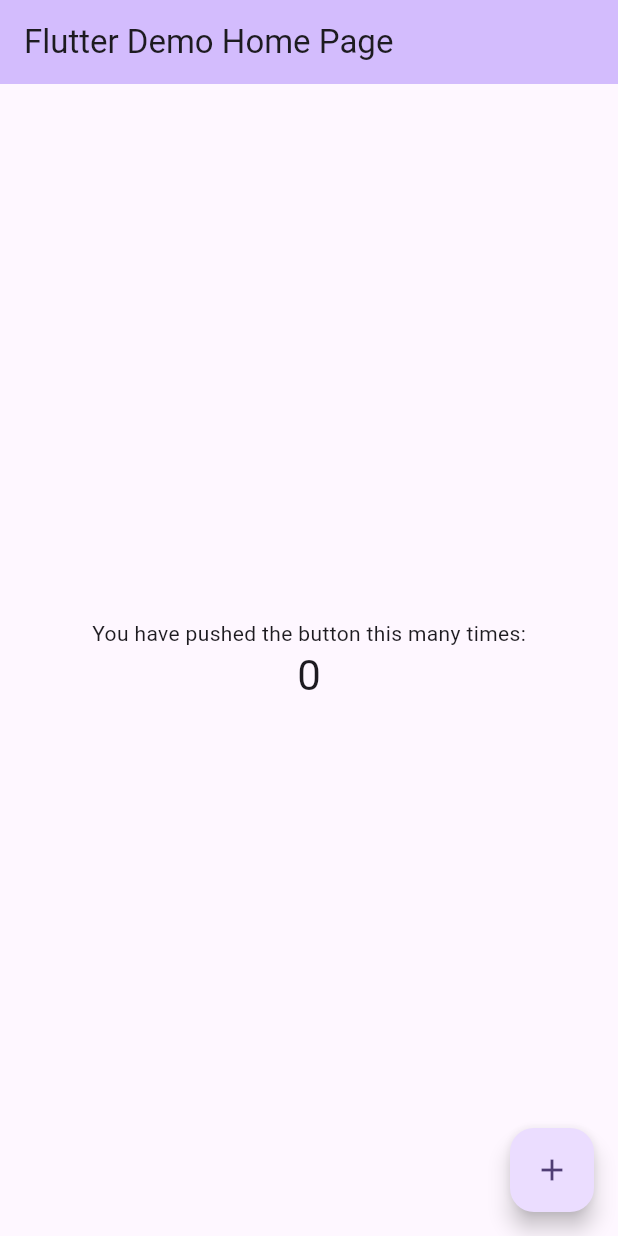
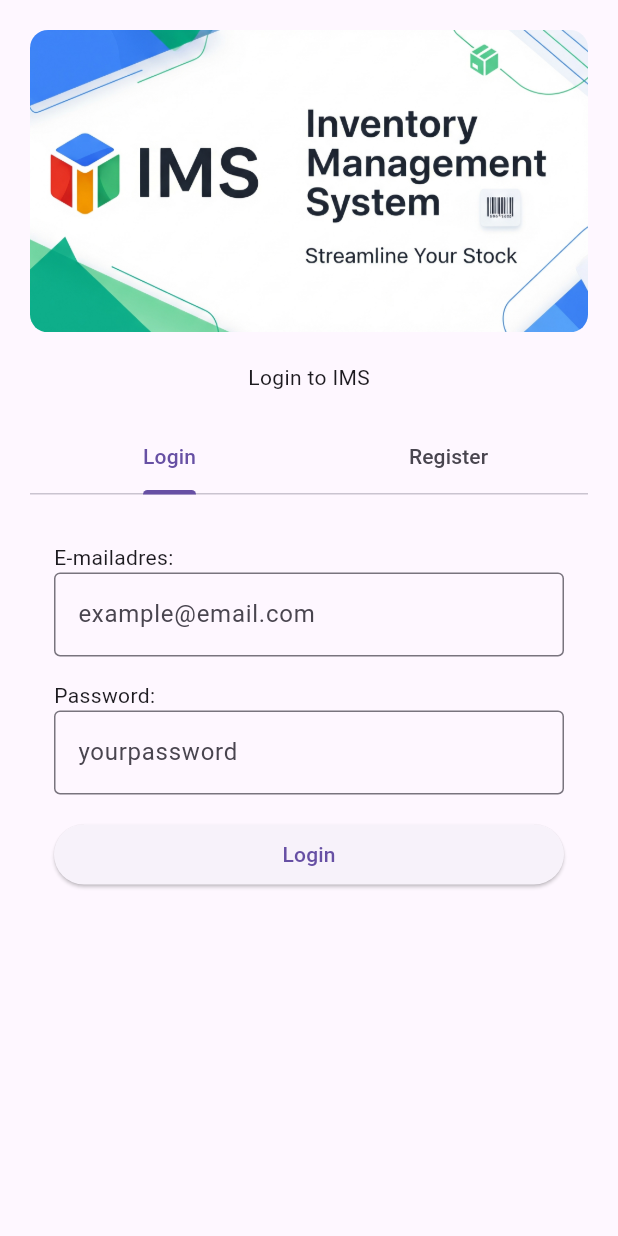
Before and after one commit to thomas-321/ims, a Flutter app: the screen it shows after launch, on a phone screen of 412 x 824 dp. Run offline on Flutter 3.47's test engine with Material 3 defaults, Android fonts, the light colour scheme and no system bars.

Commit message:
login/register page created

```diff
--- /dev/null
+++ b/app/devtools_options.yaml
@@ -0,0 +1,3 @@
+description: This file stores settings for Dart & Flutter DevTools.
+documentation: https://docs.flutter.dev/tools/devtools/extensions#configure-extension-enablement-states
+extensions:
--- /dev/null
+++ b/app/lib/API.dart
@@ -0,0 +1,2 @@
+
+String apiUrl = "https://example.com/api";
--- a/app/lib/main.dart
+++ b/app/lib/main.dart
@@ -1,4 +1,8 @@
+
+import 'package:app/pages/login.dart';
 import 'package:flutter/material.dart';
+
+
 
 void main() {
   runApp(const MyApp());
@@ -7,116 +11,31 @@ void main() {
 class MyApp extends StatelessWidget {
   const MyApp({super.key});
 
-  // This widget is the root of your application.
   @override
   Widget build(BuildContext context) {
     return MaterialApp(
-      title: 'Flutter Demo',
-      theme: ThemeData(
-        // This is the theme of your application.
-        //
-        // TRY THIS: Try running your application with "flutter run". You'll see
-        // the application has a purple toolbar. Then, without quitting the app,
-        // try changing the seedColor in the colorScheme below to Colors.green
-        // and then invoke "hot reload" (save your changes or press the "hot
-        // reload" button in a Flutter-supported IDE, or press "r" if you used
-        // the command line to start the app).
-        //
-        // Notice that the counter didn't reset back to zero; the application
-        // state is not lost during the reload. To reset the state, use hot
-        // restart instead.
-        //
-        // This works for code too, not just values: Most code changes can be
-        // tested with just a hot reload.
-        colorScheme: ColorScheme.fromSeed(seedColor: Colors.deepPurple),
-      ),
-      home: const MyHomePage(title: 'Flutter Demo Home Page'),
-    );
+      home: LoginPage()
+      );
   }
 }
 
-class MyHomePage extends StatefulWidget {
-  const MyHomePage({super.key, required this.title});
+// class MyApp extends StatelessWidget {
+//   const MyApp({super.key});
+//   final int test = 0;
 
-  // This widget is the home page of your application. It is stateful, meaning
-  // that it has a State object (defined below) that contains fields that affect
-  // how it looks.
-
-  // This class is the configuration for the state. It holds the values (in this
-  // case the title) provided by the parent (in this case the App widget) and
-  // used by the build method of the State. Fields in a Widget subclass are
-  // always marked "final".
-
-  final String title;
-
-  @override
-  State<MyHomePage> createState() => _MyHomePageState();
-}
-
-class _MyHomePageState extends State<MyHomePage> {
-  int _counter = 0;
-
-  void _incrementCounter() {
-    setState(() {
-      // This call to setState tells the Flutter framework that something has
-      // changed in this State, which causes it to rerun the build method below
-      // so that the display can reflect the updated values. If we changed
-      // _counter without calling setState(), then the build method would not be
-      // called again, and so nothing would appear to happen.
-      _counter++;
-    });
-  }
-
-  @override
-  Widget build(BuildContext context) {
-    // This method is rerun every time setState is called, for instance as done
-    // by the _incrementCounter method above.
-    //
-    // The Flutter framework has been optimized to make rerunning build methods
-    // fast, so that you can just rebuild anything that needs updating rather
-    // than having to individually change instances of widgets.
-    return Scaffold(
-      appBar: AppBar(
-        // TRY THIS: Try changing the color here to a specific color (to
-        // Colors.amber, perhaps?) and trigger a hot reload to see the AppBar
-        // change color while the other colors stay the same.
-        backgroundColor: Theme.of(context).colorScheme.inversePrimary,
-        // Here we take the value from the MyHomePage object that was created by
-        // the App.build method, and use it to set our appbar title.
-        title: Text(widget.title),
-      ),
-      body: Center(
-        // Center is a layout widget. It takes a single child and positions it
-        // in the middle of the parent.
-        child: Column(
-          // Column is also a layout widget. It takes a list of children and
-          // arranges them vertically. By default, it sizes itself to fit its
-          // children horizontally, and tries to be as tall as its parent.
-          //
-          // Column has various properties to control how it sizes itself and
-          // how it positions its children. Here we use mainAxisAlignment to
-          // center the children vertically; the main axis here is the vertical
-          // axis because Columns are vertical (the cross axis would be
-          // horizontal).
-          //
-          // TRY THIS: Invoke "debug painting" (choose the "Toggle Debug Paint"
-          // action in the IDE, or press "p" in the console), to see the
-          // wireframe for each widget.
-          mainAxisAlignment: MainAxisAlignment.center,
-          children: <Widget>[
-            const Text('You have pushed the button this many times:'),
-            Text(
-              '$_counter',
-              style: Theme.of(context).textTheme.headlineMedium,
-            ),
-          ],
-        ),
-      ),
-      floatingActionButton: FloatingActionButton(
-        onPressed: _incrementCounter,
-        tooltip: 'Increment',
-        child: const Icon(Icons.add),
-      ), // This trailing comma makes auto-formatting nicer for build methods.
-    );
-  }
-}
+//   @override
+//   Widget build(BuildContext context) {
+//     return MaterialApp(
+//       title: 'Flutter Demo',
+//       home: Scaffold(
+//         bottomNavigationBar: BottomNavigationBar(
+//         items: const <BottomNavigationBarItem>[
+//           BottomNavigationBarItem(icon: Icon(Icons.home), label: 'Home'),
+//           BottomNavigationBarItem(icon: Icon(Icons.business), label: 'Business'),
+//           BottomNavigationBarItem(icon: Icon(Icons.school), label: 'Schoolll'),
+//         ],
+//       ),
+//       ),
+//     );
+//   }
+// }
--- /dev/null
+++ b/app/lib/pages/login.dart
@@ -0,0 +1,139 @@
+import 'package:flutter/material.dart';
+
+class LoginPage extends StatelessWidget {
+  LoginPage({super.key});
+
+
+  final Widget loginForm = ListView(
+    padding: const EdgeInsets.all(16.0),
+    children: [
+
+      const SizedBox(height: 16.0),
+
+      Text('E-mailadres:'),
+      TextFormField(
+        validator: (value) {
+          if (value == null || value.isEmpty) {
+            return 'Please enter some text';
+          }
+          return null;
+        },
+        decoration: const InputDecoration(
+          border: OutlineInputBorder(),
+          hintText: 'example@email.com',
+        ),
+      ),
+      const SizedBox(height: 16.0),
+
+      Text('Password:'),
+      TextField(
+        decoration: const InputDecoration(
+          border: OutlineInputBorder(),
+          hintText: 'yourpassword',
+        ),
+        obscureText: true,
+      ),
+      const SizedBox(height: 16.0),
+
+      ElevatedButton(
+        onPressed: () {
+          // Handle login logic
+        },
+        child: const Text('Login'),
+      ),
+    ],
+  );
+
+  final Widget registerForm = ListView(
+    padding: const EdgeInsets.all(16.0),
+    children: [
+      const SizedBox(height: 16.0),
+      Text('Register code:'),
+      TextField(
+        decoration: const InputDecoration(
+          border: OutlineInputBorder(),
+          hintText: 'XXXXX',
+        ),
+      ),
+      const SizedBox(height: 16.0),
+      Text('E-mailadres:'),
+      TextFormField(
+        validator: (value) {
+          if (value == null || value.isEmpty) {
+            return 'Please enter some text';
+          }
+          return null;
+        },
+        decoration: const InputDecoration(
+          border: OutlineInputBorder(),
+          hintText: 'example@email.com',
+        ),
+      ),
+      const SizedBox(height: 16.0),
+
+      Text('Password:'),
+      TextField(
+        decoration: const InputDecoration(
+          border: OutlineInputBorder(),
+          hintText: 'yourpassword',
+        ),
+        obscureText: true,
+      ),
+
+      const SizedBox(height: 16.0),
+      ElevatedButton(
+        onPressed: () {
+          // Handle login logic
+        },
+        child: const Text('Login'),
+      ),
+    ],
+  );
+
+
+  @override
+  Widget build(BuildContext context) {
+    return Scaffold(
+      body: Center(
+        child: Container(
+          padding: const EdgeInsets.all(20.0),
+          child: Column(
+            spacing: 20,
+            children: <Widget>[
+              ClipRRect(
+                borderRadius: BorderRadius.circular(12.0),
+                child: Image(image: AssetImage('assets/banner.png')),
+              ),
+
+              Text('Login to IMS'),
+
+              Expanded(
+                child: DefaultTabController(
+                  length: 2,
+                    child: Column(
+                      children: [
+                        const TabBar(
+                            tabs: [
+                              Tab(text: "Login"),
+                              Tab(text: "Register"),
+                            ],
+                          ),
+                        Expanded(
+                          child: TabBarView(
+                            children: [
+                              loginForm,
+                              registerForm
+                            ],
+                          ),
+                        ),
+                      ],
+                    ),
+                  ),
+              ),
+            ],
+          ),
+        ),
+      ),
+    );
+  }
+}
--- a/app/pubspec.yaml
+++ b/app/pubspec.yaml
@@ -34,6 +34,7 @@ dependencies:
   # The following adds the Cupertino Icons font to your application.
   # Use with the CupertinoIcons class for iOS style icons.
   cupertino_icons: ^1.0.8
+  shared_preferences: ^2.5.3
 
 dev_dependencies:
   flutter_test:
@@ -58,7 +59,9 @@ flutter:
   uses-material-design: true
 
   # To add assets to your application, add an assets section, like this:
-  # assets:
+  assets:
+    - assets/banner.png
+    # - assets/
   #   - images/a_dot_burr.jpeg
   #   - images/a_dot_ham.jpeg
 
```
Also changed, not shown: app/assets/banner.png (added), app/assets/logo.png (added), app/lib/pages/home.dart (added), app/pubspec.lock, 125 other files.
